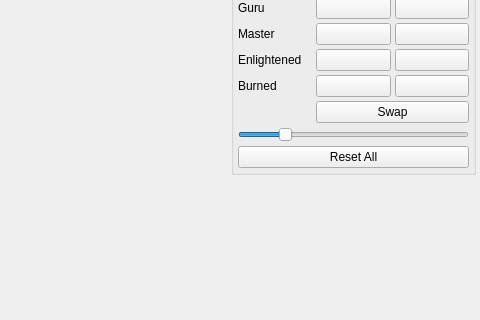
agarny/wanikani, file src/widget.ui: the form before one commit; both pictures show x 544 to 1024 and y 341 to 661 of the 1024 by 768 pixel window.
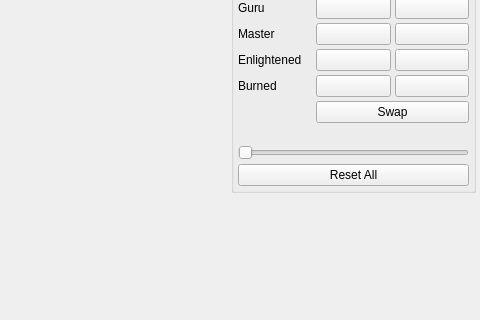
The form after the commit. Icons and pictures are not drawn.

Commit message: Some work on showing a reviews time line.

Diff of the .ui file:
```diff
--- a/src/widget.ui
+++ b/src/widget.ui
@@ -456,29 +456,23 @@
               </item>
              </layout>
             </item>
+            <item>
+             <widget class="QLabel" name="reviewsTimeLineLabel"/>
+            </item>
             <item>
              <widget class="QSlider" name="reviewsTimeLineSlider">
               <property name="minimum">
-               <number>6</number>
+               <number>1</number>
               </property>
               <property name="maximum">
-               <number>168</number>
-              </property>
-              <property name="singleStep">
-               <number>6</number>
+               <number>28</number>
               </property>
               <property name="pageStep">
-               <number>24</number>
-              </property>
-              <property name="value">
-               <number>36</number>
+               <number>4</number>
               </property>
               <property name="orientation">
                <enum>Qt::Horizontal</enum>
               </property>
-              <property name="tickInterval">
-               <number>6</number>
-              </property>
              </widget>
             </item>
             <item>
```
The commit also changes 2 other files.
